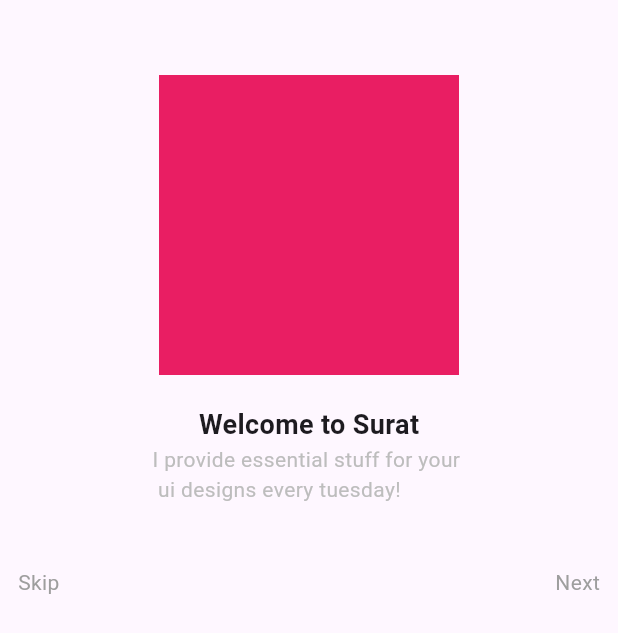
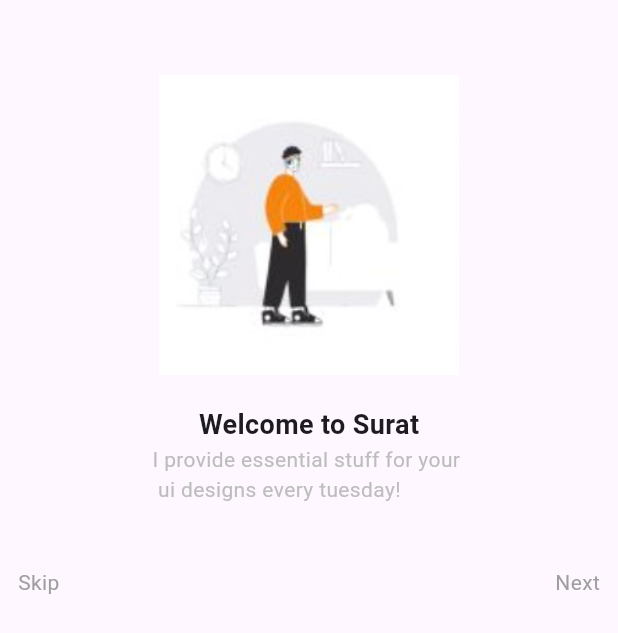
Before and after one commit to Krupaparmar30/AdvanceFlutterCh-1, a Flutter app: the screen it shows after launch, on a phone screen of 412 x 824 dp. Shown: the top 633 px of the screen. Run offline on Flutter 3.47's test engine with Material 3 defaults, Android fonts, the phone set to English and light mode, and no system bars; our stand-ins replace shared_preferences.

Commit message:
krupa krishu KRISHNA cd crad cd cjufg fgh

```diff
--- a/lib/main.dart
+++ b/lib/main.dart
@@ -1,10 +1,14 @@
 
-import 'package:avd_ch_1/screens/task%20-%201.5%20one%20time%20intro%20screen/provider/provider.dart';
-import 'package:avd_ch_1/screens/task%20-%201.5%20one%20time%20intro%20screen/view/homePageOne/homePageOne.dart';
-import 'package:avd_ch_1/screens/task%20-%201.5%20one%20time%20intro%20screen/view/oneTimeScreen/oneTimeScreen.dart';
+//import 'package:avd_ch_1/screens/task%20-%201.5%20one%20time%20intro%20screen/provider/provider.dart';
+// import 'package:avd_ch_1/screens/task%20-%201.5%20one%20time%20intro%20screen/view/homePageOne/homePageOne.dart';
+// import 'package:avd_ch_1/screens/task%20-%201.5%20one%20time%20intro%20screen/view/oneTimeScreen/oneTimeScreen.dart';
 import 'package:flutter/material.dart';
 import 'package:provider/provider.dart';
 import 'package:shared_preferences/shared_preferences.dart';
+
+import 'screens/task - 1.5 one time intro screen/provider/provider.dart';
+import 'screens/task - 1.5 one time intro screen/view/homePageOne/homePageOne.dart';
+import 'screens/task - 1.5 one time intro screen/view/oneTimeScreen/oneTimeScreen.dart';
 
 
 Future<void> main() async {
@@ -22,12 +26,12 @@ Future<void> main() async {
         create: (context) => OneTimeProvider(isHome1),
       ),
     ],
-    builder: (context, child) => myApp(),
+    builder: (context, child) => MyApp(),
   ));
 }
 
-class myApp extends StatelessWidget {
-  const myApp({super.key});
+class MyApp extends StatelessWidget {
+  const MyApp({super.key});
 
   @override
   Widget build(BuildContext context) {
--- a/lib/screens/task - 1.5 one time intro screen/view/oneTimeScreen/oneTimeScreen.dart
+++ b/lib/screens/task - 1.5 one time intro screen/view/oneTimeScreen/oneTimeScreen.dart
@@ -1,6 +1,9 @@
-import 'package:avd_ch_1/screens/task%20-%201.5%20one%20time%20intro%20screen/view/homePageOne/homePageOne.dart';
-import 'package:avd_ch_1/screens/task%20-%201.5%20one%20time%20intro%20screen/view/oneTimeScreen2/oneTimeScreen2.dart';
+//import 'package:avd_ch_1/screens/task%20-%201.5%20one%20time%20intro%20screen/view/homePageOne/homePageOne.dart';
+// import 'package:avd_ch_1/screens/task%20-%201.5%20one%20time%20intro%20screen/view/oneTimeScreen2/oneTimeScreen2.dart';
 import 'package:flutter/material.dart';
+
+import '../homePageOne/homePageOne.dart';
+import '../oneTimeScreen2/oneTimeScreen2.dart';
 
 class oneTimePage1 extends StatelessWidget {
   const oneTimePage1({super.key});
@@ -20,11 +23,12 @@ class oneTimePage1 extends StatelessWidget {
                 width: 200,
                 decoration:  BoxDecoration(
                   color: Colors.pink,
-                  // image: DecorationImage(
-                  //   image: AssetImage(
-                  //
-                  //   )
-                  // )
+                  image: DecorationImage(
+                    fit: BoxFit.cover,
+                    image: AssetImage(
+  "assets/images/o1.png"
+                    )
+                  )
                 ),
               ),
               SizedBox(
```
Also changed, not shown: lib/screens/task - 1.5 one time intro screen/view/oneTimeScreen2/oneTimeScreen2.dart (+11 -7 lines), lib/screens/task - 1.5 one time intro screen/view/oneTimeScreen3/oneTimeScreen3.dart (+9 -6 lines), assets/images/o1.png (added), assets/images/o2.png (added), assets/images/o3.png (added).
